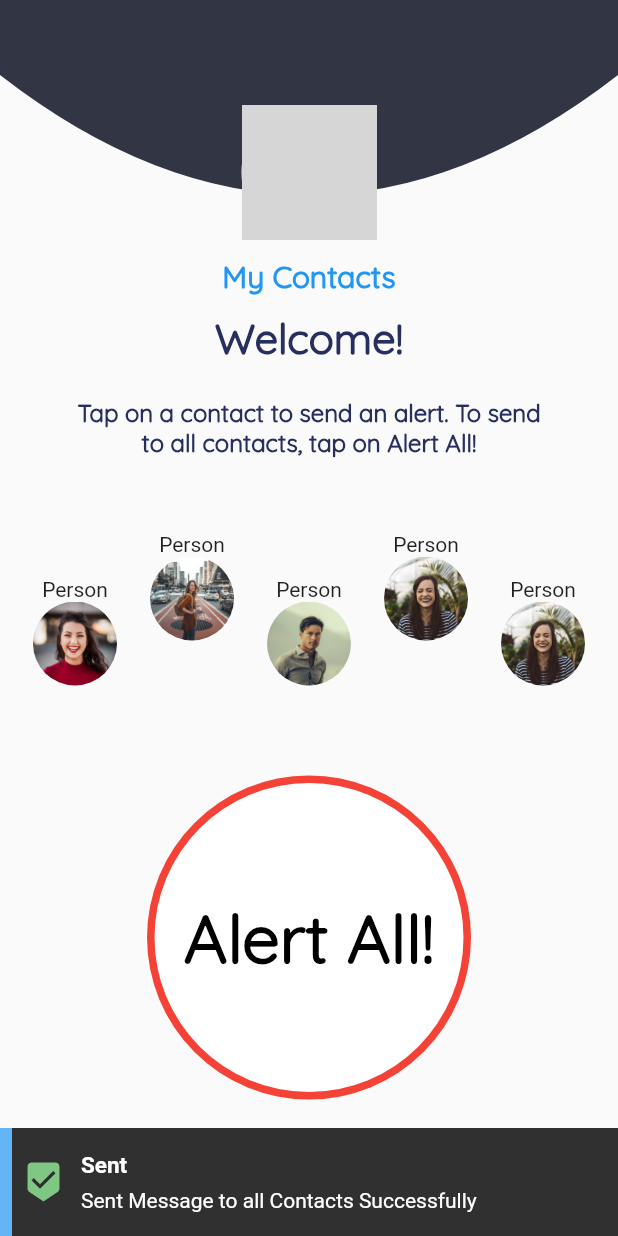
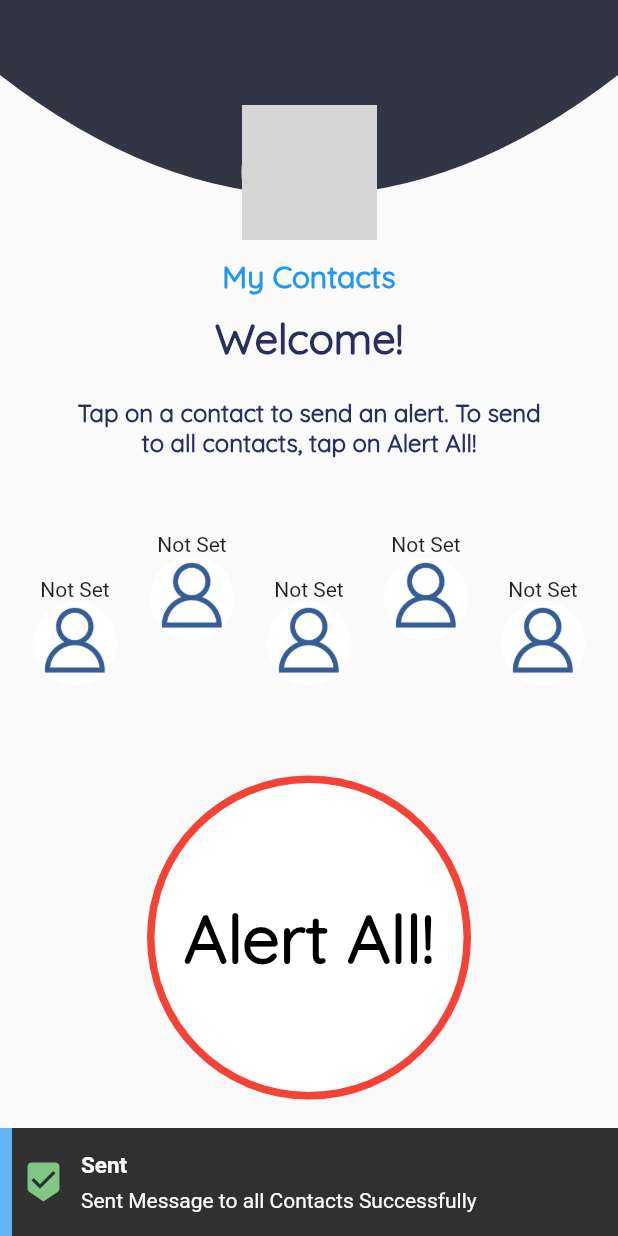
Before and after one commit to trexsoftwares/safetyapp, a Flutter app: the EmergView screen opened by its route, after a tap on "Alert All!", on a phone screen of 412 x 824 dp. Run offline on Flutter 3.47's test engine with Material 2 defaults, Android fonts, the phone set to English and light mode, and no system bars; our stand-ins replace cloud_firestore, connectivity, firebase_auth, firebase_core, firebase_storage, flushbar and 5 more; missing offline and left inert: quick_actions, sms; accounts and stored records are empty; network calls fail; grey boxes are pictures that could not be loaded.

```diff
--- a/lib/utils.dart/utils.dart
+++ b/lib/utils.dart/utils.dart
@@ -69,6 +69,17 @@ class Texts {
 
   static const welcomeText2 = const Text(
     'Tap on a contact to send an alert. To send to all contacts, tap on Alert All!',
+    style: TextStyle(
+      fontFamily: Fonts.primaryFont,
+      fontSize: 16.0,
+      color: AppColors.primaryBlue,
+      fontWeight: FontWeight.bold,
+    ),
+    textAlign: TextAlign.center,
+  );
+
+  static const welcomeText3 = const Text(
+    'This app is developed for emergency use cases. If you are in a trouble, you can access your loved one by a single tap.',
     style: TextStyle(
       fontFamily: Fonts.primaryFont,
       fontSize: 16.0,
--- a/lib/views/emerg.dart
+++ b/lib/views/emerg.dart
@@ -222,10 +222,10 @@ class EmergView extends StatelessWidget {
           List<String> number = sharedPref.getStringList('$person');
           print(number);
           if (number != null) {
-            sendMsg(number[2]);
+            await sendMsg(number[2]);
             Flushbar(
               title: 'Sent',
-              message: 'Message Sentss Successfully to ' + number[0],
+              message: 'Message Sent Successfully to ' + number[0],
               icon: Icon(
                 Icons.beenhere,
                 size: 28,
@@ -237,7 +237,11 @@ class EmergView extends StatelessWidget {
           }
         },
         child: Column(children: <Widget>[
-          Text('Person'),
+          FutureBuilder(
+              future: relationship('$person'),
+              builder: (context, snap) {
+                return snap.data == null ? Text('Not Set') : Text(snap.data);
+              }),
           Container(
             margin: EdgeInsets.only(bottom: margin),
             height: size,
@@ -245,7 +249,7 @@ class EmergView extends StatelessWidget {
             decoration: BoxDecoration(
               shape: BoxShape.circle,
               image: DecorationImage(
-                image: img,
+                image: Images.person,
                 fit: BoxFit.cover,
               ),
             ),
@@ -280,7 +284,7 @@ class EmergView extends StatelessWidget {
         message +
             '\nhttps://www.google.com/maps/?q=${position.latitude},${position.longitude}'));
     print(message +
-        '\nshttps://www.google.com/maps/?q=${position.latitude},${position.longitude}');
+        '\nhttps://www.google.com/maps/?q=${position.latitude},${position.longitude}');
   }
 
   void sendAll(context) async {
@@ -307,6 +311,12 @@ class EmergView extends StatelessWidget {
       leftBarIndicatorColor: Colors.blue.shade300,
       duration: Duration(seconds: 3),
     )..show(context);
+  }
+
+  Future<String> relationship(String pos) async {
+    SharedPreferences sharedPref = await SharedPreferences.getInstance();
+    List<String> contact = sharedPref.getStringList('$pos');
+    return contact == null ? null : contact[1];
   }
 }
 
```
Also changed, not shown: lib/views/home.dart (+12 -6 lines), lib/views/login.dart (+20 -6 lines), lib/views/manage.dart (+61 -14 lines), 1 other file.
